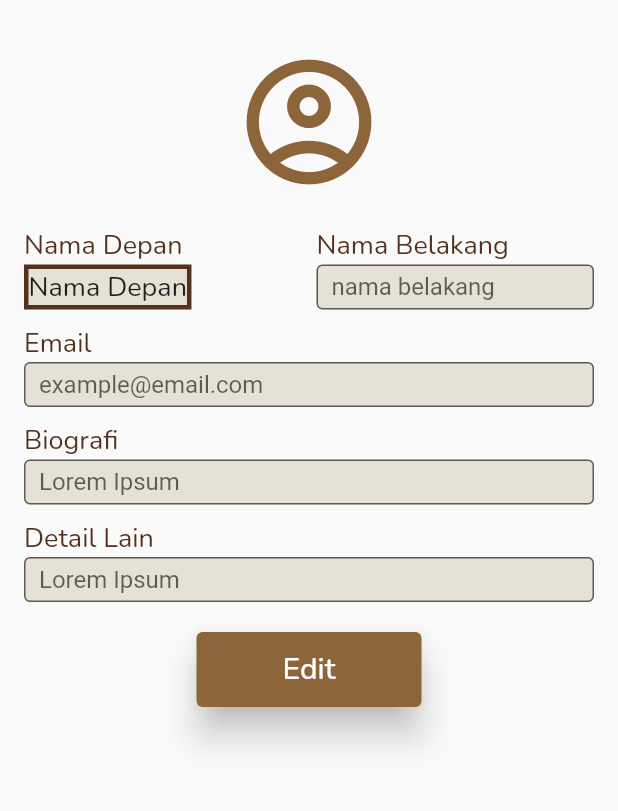
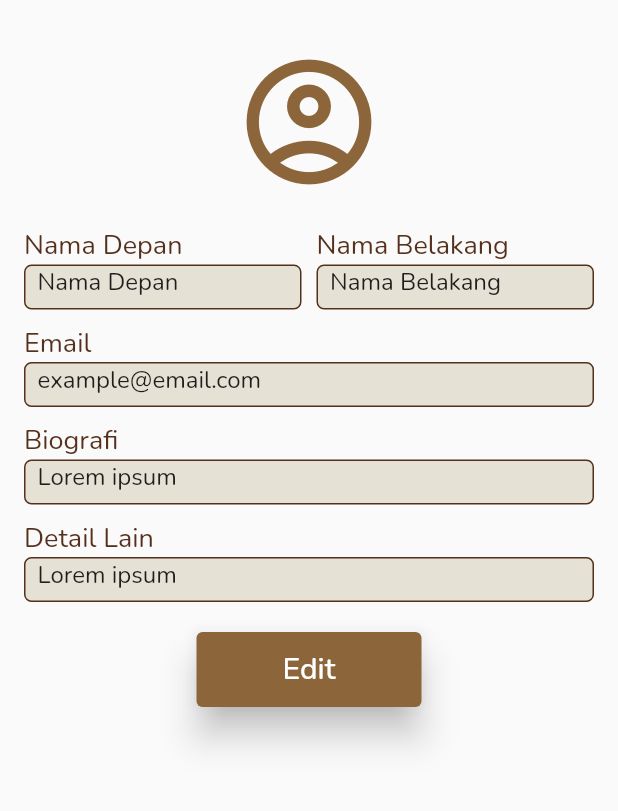
Before and after one commit to felicialaksanap/front-end_alkitab_felak, a Flutter app: the ProfilePage screen opened directly, on a phone screen of 412 x 824 dp, the part 61-872 px from its top. Run offline on Flutter 3.47's test engine with Material 2 defaults, Android fonts, the light colour scheme and no system bars; our stand-ins replace google_fonts, image_picker; missing offline and left inert: draggable_scrollbar.

Commit message:
edited 12

```diff
--- a/lib/catatanpage.dart
+++ b/lib/catatanpage.dart
@@ -17,7 +17,9 @@ class _CatatanPageState extends State<CatatanPage> {
       appBar: AppBar(
         backgroundColor: Colors.transparent,
         leading: IconButton(
-          onPressed: () {},
+          onPressed: () {
+            Navigator.pop(context);
+          },
           icon: const Icon(Icons.arrow_back_rounded),
           color: const Color.fromARGB(255, 140, 101, 58)
         ),
@@ -110,7 +112,9 @@ class _CatatanPageState extends State<CatatanPage> {
                       height: 50,
                       width: 150,
                       child: ElevatedButton(
-                        onPressed: () {},
+                        onPressed: () {
+                          Navigator.pop(context);
+                        },
                         style: ElevatedButton.styleFrom(
                           primary: Color.fromARGB(255, 140, 101, 58),
                           elevation: 10,
--- a/lib/profile.dart
+++ b/lib/profile.dart
@@ -65,35 +65,23 @@ class _ProfilePageState extends State<ProfilePage> {
                     children: [
                       Text("Nama Depan", style: GoogleFonts.nunito(textStyle: const TextStyle(fontSize: 18, color: Color.fromARGB(255, 85, 48, 29)))),
                       Container(
+                        width: 300,
                         height: 30,
+                        padding: const EdgeInsets.fromLTRB(8, 0, 8, 0),
                         decoration: BoxDecoration(
                           color: Color.fromARGB(255, 230, 225, 213),
                           border: Border.all(
                             color: Color.fromARGB(255, 85, 48, 29),
-                            width: 3,
-                          )
+                            width: 1,
+                          ),
+                          borderRadius: BorderRadius.circular(5)
                         ),
                         child: Text(
                           "Nama Depan",
                           style: GoogleFonts.nunito(textStyle: const TextStyle(
-                            fontSize: 18,
+                            fontSize: 16,
                           )),
                         )
-                        // TextField(
-                        //   cursorColor: Color.fromARGB(255, 85, 48, 29),
-                        //   decoration: InputDecoration(
-                        //     fillColor: Color.fromARGB(255, 230, 225, 213),
-                        //     filled: true,
-                        //     border: OutlineInputBorder(
-                        //       borderSide: BorderSide(width: 3, color: Color.fromARGB(255, 85, 48, 29)),
-                        //     ),
-                        //     focusedBorder: OutlineInputBorder(
-                        //       borderSide: BorderSide(width: 1, color: Color.fromARGB(255, 85, 48, 29)),
-                        //     ),
-                        //     hintText: 'nama depan',
-                        //     contentPadding: EdgeInsets.fromLTRB(10, 5, 10, 5)
-                        //   ),
-                        // ),
                       ),
                     ],
                   ),
@@ -105,22 +93,23 @@ class _ProfilePageState extends State<ProfilePage> {
                     children: [
                       Text("Nama Belakang", style: GoogleFonts.nunito(textStyle: const TextStyle(fontSize: 18, color: Color.fromARGB(255, 85, 48, 29)))),
                       Container(
+                        width: 300,
                         height: 30,
-                        child: const TextField(
-                          cursorColor: Color.fromARGB(255, 85, 48, 29),
-                          decoration: InputDecoration(
-                            fillColor: Color.fromARGB(255, 230, 225, 213),
-                            filled: true,
-                            border: OutlineInputBorder(
-                              borderSide: BorderSide(width: 3, color: Color.fromARGB(255, 85, 48, 29)),
-                            ),
-                            focusedBorder: OutlineInputBorder(
-                              borderSide: BorderSide(width: 1, color: Color.fromARGB(255, 85, 48, 29)),
-                            ),
-                            hintText: 'nama belakang',
-                            contentPadding: EdgeInsets.fromLTRB(10, 5, 10, 5)
+                        padding: const EdgeInsets.fromLTRB(8, 0, 8, 0),
+                        decoration: BoxDecoration(
+                          color: Color.fromARGB(255, 230, 225, 213),
+                          border: Border.all(
+                            color: Color.fromARGB(255, 85, 48, 29),
+                            width: 1,
                           ),
+                          borderRadius: BorderRadius.circular(5)
                         ),
+                        child: Text(
+                          "Nama Belakang",
+                          style: GoogleFonts.nunito(textStyle: const TextStyle(
+                            fontSize: 16,
+                          )),
+                        )
                       ),
                     ],
                   )
@@ -130,62 +119,65 @@ class _ProfilePageState extends State<ProfilePage> {
             const SizedBox(height: 10,),
             Text("Email", style: GoogleFonts.nunito(textStyle: const TextStyle(fontSize: 18, color: Color.fromARGB(255, 85, 48, 29)))),
             Container(
+              width: 400,
               height: 30,
-              child: const TextField(
-                cursorColor: Color.fromARGB(255, 85, 48, 29),
-                decoration: InputDecoration(
-                  fillColor: Color.fromARGB(255, 230, 225, 213),
-                  filled: true,
-                  border: OutlineInputBorder(
-                    borderSide: BorderSide(width: 3, color: Color.fromARGB(255, 85, 48, 29)),
-                  ),
-                  focusedBorder: OutlineInputBorder(
-                    borderSide: BorderSide(width: 1, color: Color.fromARGB(255, 85, 48, 29)),
-                  ),
-                  hintText: 'example@email.com',
-                  contentPadding: EdgeInsets.fromLTRB(10, 5, 10, 5)
+              padding: const EdgeInsets.fromLTRB(8, 0, 8, 0),
+              decoration: BoxDecoration(
+                color: Color.fromARGB(255, 230, 225, 213),
+                border: Border.all(
+                  color: Color.fromARGB(255, 85, 48, 29),
+                  width: 1,
                 ),
+                borderRadius: BorderRadius.circular(5)
               ),
+              child: Text(
+                "example@email.com",
+                style: GoogleFonts.nunito(textStyle: const TextStyle(
+                  fontSize: 16,
+                )),
+              )
             ),
             const SizedBox(height: 10,),
             Text("Biografi", style: GoogleFonts.nunito(textStyle: const TextStyle(fontSize: 18, color: Color.fromARGB(255, 85, 48, 29)))),
             Container(
+              width: 400,
               height: 30,
-              child: const TextField(
-                cursorColor: Color.fromARGB(255, 85, 48, 29),
-                decoration: InputDecoration(
-                  fillColor: Color.fromARGB(255, 230, 225, 213),
-                  filled: true,
-                  border: OutlineInputBorder(
-                    borderSide: BorderSide(width: 3, color: Color.fromARGB(255, 85, 48, 29)),
-                  ),
-                  focusedBorder: OutlineInputBorder(
-                    borderSide: BorderSide(width: 1, color: Color.fromARGB(255, 85, 48, 29)),
-                  ),
-                  hintText: 'Lorem Ipsum',
-                  contentPadding: EdgeInsets.fromLTRB(10, 5, 10, 5)
+              padding: const EdgeInsets.fromLTRB(8, 0, 8, 0),
+              decoration: BoxDecoration(
+                color: Color.fromARGB(255, 230, 225, 213),
+                border: Border.all(
+                  color: Color.fromARGB(255, 85, 48, 29),
+                  width: 1,
                 ),
+                borderRadius: BorderRadius.circular(5)
               ),
+              child: Text(
+                "Lorem ipsum",
+                style: GoogleFonts.nunito(textStyle: const TextStyle(
+                  fontSize: 16,
+                )),
+              )
             ),
             const SizedBox(height: 10,),
             Text("Detail Lain", style: GoogleFonts.nunito(textStyle: const TextStyle(fontSize: 18, color: Color.fromARGB(255, 85, 48, 29)))),
             Container(
+              width: 400,
               height: 30,
-              child: const TextField(
-                cursorColor: Color.fromARGB(255, 85, 48, 29),
-                decoration: InputDecoration(
-                  fillColor: Color.fromARGB(255, 230, 225, 213),
-                  filled: true,
-                  border: OutlineInputBorder(
-                    borderSide: BorderSide(width: 3, color: Color.fromARGB(255, 85, 48, 29)),
-                  ),
-                  focusedBorder: OutlineInputBorder(
-                    borderSide: BorderSide(width: 1, color: Color.fromARGB(255, 85, 48, 29)),
-                  ),
-                  hintText: 'Lorem Ipsum',
-                  contentPadding: EdgeInsets.fromLTRB(10, 5, 10, 5)
+              padding: const EdgeInsets.fromLTRB(8, 0, 8, 0),
+              decoration: BoxDecoration(
+                color: Color.fromARGB(255, 230, 225, 213),
+                border: Border.all(
+                  color: Color.fromARGB(255, 85, 48, 29),
+                  width: 1,
                 ),
+                borderRadius: BorderRadius.circular(5)
               ),
+              child: Text(
+                "Lorem ipsum",
+                style: GoogleFonts.nunito(textStyle: const TextStyle(
+                  fontSize: 16,
+                )),
+              )
             ),
             const SizedBox(height: 20),
             Row(
--- a/lib/renunganpage.dart
+++ b/lib/renunganpage.dart
@@ -17,7 +17,9 @@ class _RenunganPageState extends State<RenunganPage> {
       appBar: AppBar(
         backgroundColor: Colors.transparent,
         leading: IconButton(
-          onPressed: () {},
+          onPressed: () {
+            Navigator.pop(context);
+          },
           icon: const Icon(Icons.arrow_back_rounded),
           color: const Color.fromARGB(255, 140, 101, 58)
         ),
@@ -127,7 +129,9 @@ class _RenunganPageState extends State<RenunganPage> {
                         height: 50,
                         width: 150,
                         child: ElevatedButton(
-                          onPressed: () {},
+                          onPressed: () {
+                            Navigator.pop(context);
+                          },
                           style: ElevatedButton.styleFrom(
                             primary: Color.fromARGB(255, 140, 101, 58),
                             elevation: 10,
```
